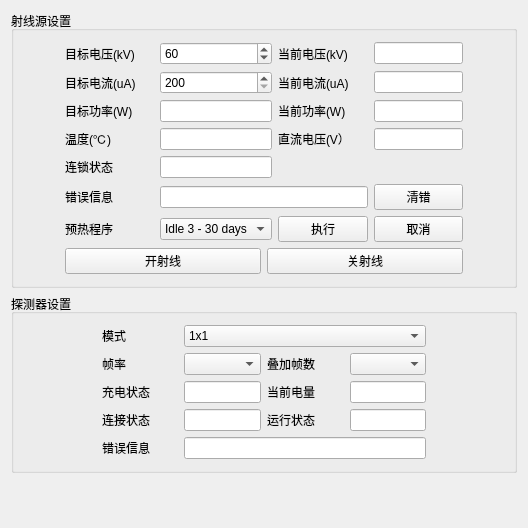
This is RayimDR/UI/CommonConfigUI.ui in wangyunfu1996/RayimDR as Qt 5 draws it before an edit. The edited form follows.
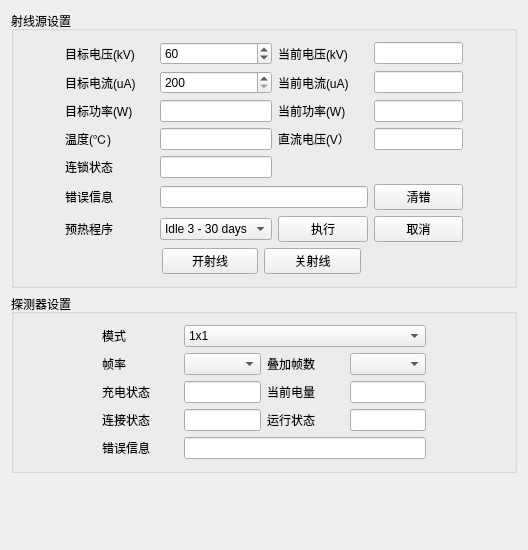
This is the edited form. Custom widgets are drawn as their Qt base class.

The edit to the form file:
```diff
--- a/RayimDR/UI/CommonConfigUI.ui
+++ b/RayimDR/UI/CommonConfigUI.ui
@@ -7,7 +7,7 @@
     <x>0</x>
     <y>0</y>
     <width>528</width>
-    <height>528</height>
+    <height>550</height>
    </rect>
   </property>
   <property name="windowTitle">
@@ -74,7 +74,20 @@
        <widget class="ElaLineEdit" name="lineEdit_currentCurrent"/>
       </item>
       <item row="7" column="1" colspan="4">
-       <layout class="QHBoxLayout" name="horizontalLayout">
+       <layout class="QHBoxLayout" name="horizontalLayout" stretch="1,1,1,1">
+        <item>
+         <spacer name="horizontalSpacer_3">
+          <property name="orientation">
+           <enum>Qt::Orientation::Horizontal</enum>
+          </property>
+          <property name="sizeHint" stdset="0">
+           <size>
+            <width>40</width>
+            <height>20</height>
+           </size>
+          </property>
+         </spacer>
+        </item>
         <item>
          <widget class="ElaPushButton" name="pushButton_startXRay">
           <property name="text">
@@ -89,6 +102,13 @@
           </property>
          </widget>
         </item>
+        <item>
+         <widget class="QLabel" name="label_xRayStatus">
+          <property name="text">
+           <string/>
+          </property>
+         </widget>
+        </item>
        </layout>
       </item>
       <item row="0" column="5">
```
Left out of the diff: 248 changed lines with no effect on the pictures.
